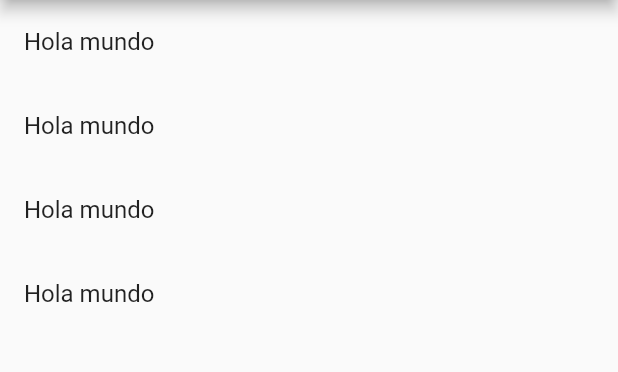
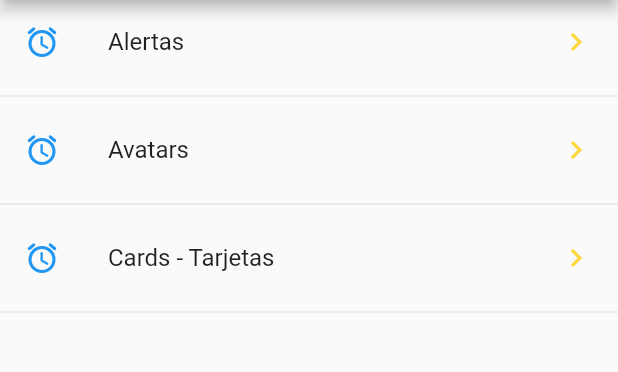
Before and after one commit to YairRdz11/components, a Flutter app: the screen it shows after launch, on a phone screen of 412 x 824 dp, the part 84-456 px from its top. Run offline on Flutter 3.47's test engine with Material 2 defaults, Android fonts, the phone set to English and light mode, and no system bars.

```diff
--- a/lib/src/pages/home_page.dart
+++ b/lib/src/pages/home_page.dart
@@ -15,18 +15,36 @@ class HomePage extends StatelessWidget {
   }
 
   Widget _list() {
-    print(menuProvider.options);
-    return ListView(
-      children: _buildListItems(),
+
+    //menuProvider.loadData();
+
+    return FutureBuilder(
+      future: menuProvider.loadData(),
+      initialData: [],
+      builder: ((context, snapshot) {
+        return ListView(
+          children: _buildListItems(snapshot.data),
+        );
+      }),
     );
   }
 
-  List<Widget> _buildListItems() {
-    return [
-      ListTile(title: Text('Hola mundo'),),
-      ListTile(title: Text('Hola mundo'),),
-      ListTile(title: Text('Hola mundo'),),
-      ListTile(title: Text('Hola mundo'),),
-    ];
+  List<Widget> _buildListItems(List<dynamic>? data) {
+    final List<Widget> options = [];
+    if(data == null)
+      return options;
+
+    data.forEach((element) {
+      final widgetTmp = ListTile(
+        title: Text(element['texto']),
+        leading: Icon(Icons.access_alarm_rounded, color: Colors.blue),
+        trailing: Icon(Icons.keyboard_arrow_right, color: Colors.amberAccent,),
+        onTap: () {},
+      );
+      options..add(widgetTmp)
+            ..add(Divider());
+    });
+
+    return options;
   }
 }
```
Also changed, not shown: lib/src/providers/menu_provider.dart (+9 -6 lines).
